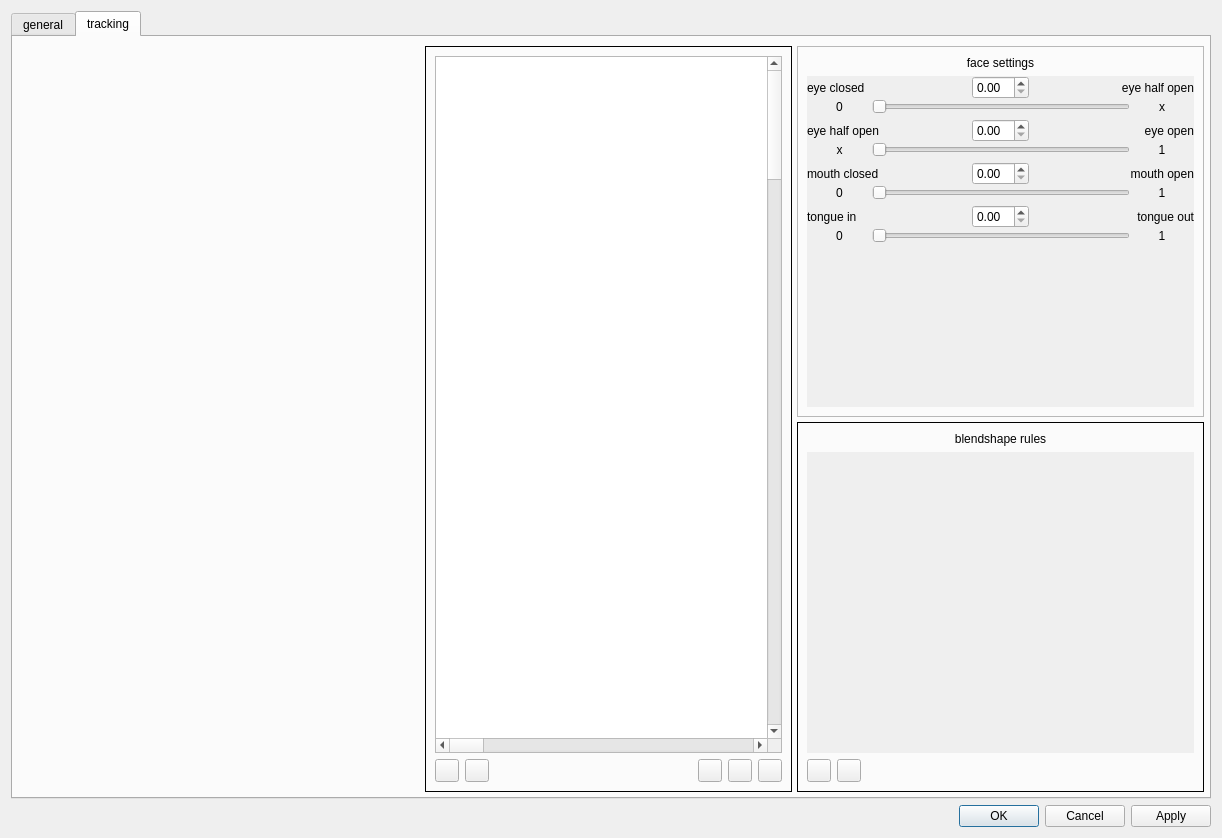
The window that src/ui/settings-dialog/FaceTrackerDialog.ui (ashmanix/ashmanix-moveface-obs-plugin) describes before a commit, drawn with Qt 5.
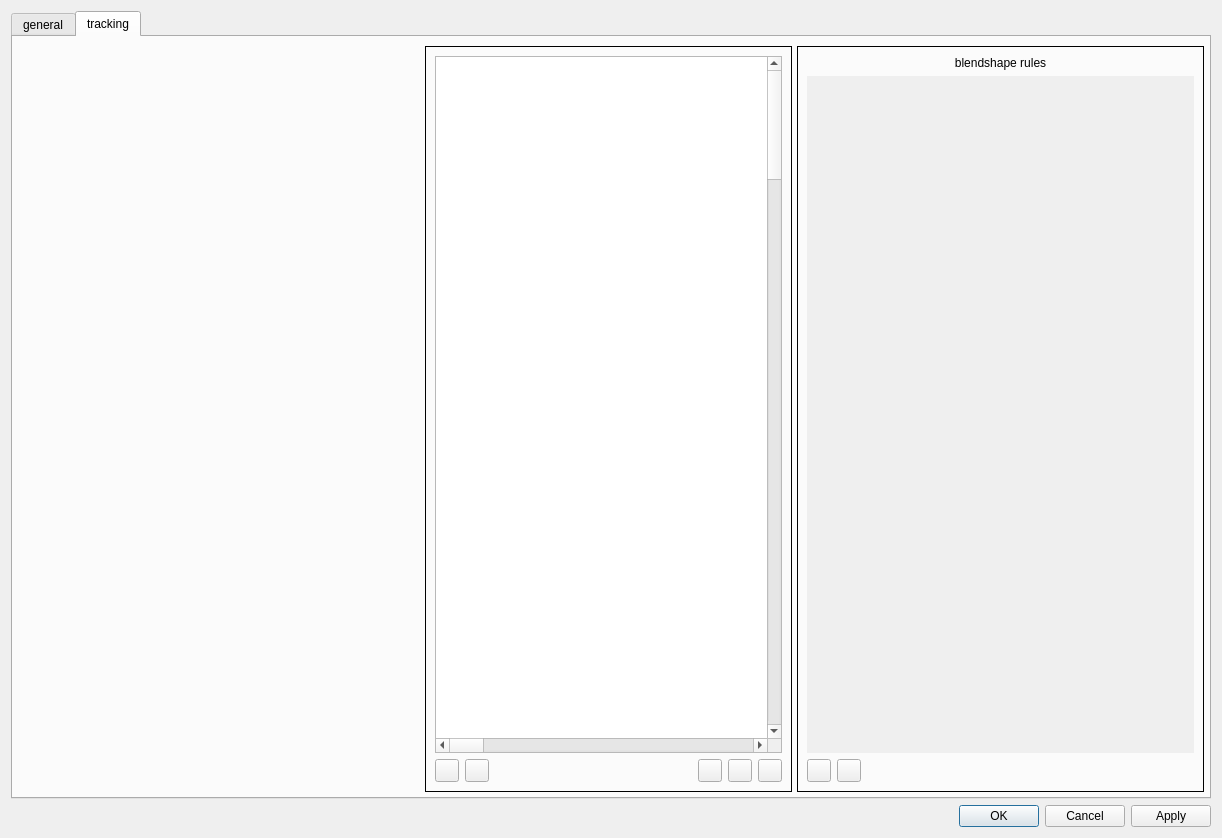
The same window after the commit. Custom widgets are drawn as their Qt base class.

Commit message: Face settings now a separate widget

```diff
--- a/src/ui/settings-dialog/FaceTrackerDialog.ui
+++ b/src/ui/settings-dialog/FaceTrackerDialog.ui
@@ -470,7 +470,7 @@
              </widget>
             </item>
             <item>
-             <layout class="QVBoxLayout" name="settingsVerticalLayout" stretch="1,1">
+             <layout class="QVBoxLayout" name="settingsVerticalLayout" stretch="1">
               <property name="spacing">
                <number>5</number>
               </property>
@@ -483,410 +483,6 @@
               <property name="bottomMargin">
                <number>0</number>
               </property>
-              <item>
-               <widget class="QFrame" name="faceSettingsFrame">
-                <property name="minimumSize">
-                 <size>
-                  <width>0</width>
-                  <height>0</height>
-                 </size>
-                </property>
-                <property name="frameShape">
-                 <enum>QFrame::StyledPanel</enum>
-                </property>
-                <property name="frameShadow">
-                 <enum>QFrame::Raised</enum>
-                </property>
-                <layout class="QVBoxLayout" name="verticalLayout_9">
-                 <item>
-                  <widget class="QLabel" name="faceSettingsLabel">
-                   <property name="text">
-                    <string>face settings</string>
-                   </property>
-                   <property name="alignment">
-                    <set>Qt::AlignCenter</set>
-                   </property>
-                  </widget>
-                 </item>
-                 <item>
-                  <widget class="QScrollArea" name="faceSettingsScrollArea">
-                   <property name="frameShape">
-                    <enum>QFrame::NoFrame</enum>
-                   </property>
-                   <property name="frameShadow">
-                    <enum>QFrame::Plain</enum>
-                   </property>
-                   <property name="widgetResizable">
-                    <bool>true</bool>
-                   </property>
-                   <widget class="QWidget" name="scrollAreaWidgetContents_2">
-                    <property name="geometry">
-                     <rect>
-                      <x>0</x>
-                      <y>0</y>
-                      <width>371</width>
-                      <height>309</height>
-                     </rect>
-                    </property>
-                    <layout class="QVBoxLayout" name="verticalLayout_11" stretch="0,0,0,0,0,0,0,0,0,0,0,0">
-                     <property name="spacing">
-                      <number>0</number>
-                     </property>
-                     <property name="leftMargin">
-                      <number>0</number>
-                     </property>
-                     <property name="topMargin">
-                      <number>0</number>
-                     </property>
-                     <property name="rightMargin">
-                      <number>0</number>
-                     </property>
-                     <property name="bottomMargin">
-                      <number>0</number>
-                     </property>
-                     <item>
-                      <layout class="QHBoxLayout" name="horizontalLayout_12" stretch="1,1,1">
-                       <item>
-                        <widget class="QLabel" name="label_10">
-                         <property name="text">
-                          <string>eye closed</string>
-                         </property>
-                         <property name="alignment">
-                          <set>Qt::AlignLeading|Qt::AlignLeft|Qt::AlignVCenter</set>
-                         </property>
-                        </widget>
-                       </item>
-                       <item>
-                        <widget class="QDoubleSpinBox" name="doubleSpinBox">
-                         <property name="sizePolicy">
-                          <sizepolicy hsizetype="Fixed" vsizetype="Fixed">
-                           <horstretch>0</horstretch>
-                           <verstretch>0</verstretch>
-                          </sizepolicy>
-                         </property>
-                        </widget>
-                       </item>
-                       <item>
-                        <widget class="QLabel" name="eyeHalfOpenControlLabel">
-                         <property name="text">
-                          <string>eye half open</string>
-                         </property>
-                         <property name="alignment">
-                          <set>Qt::AlignRight|Qt::AlignTrailing|Qt::AlignVCenter</set>
-                         </property>
-                        </widget>
-                       </item>
-                      </layout>
-                     </item>
-                     <item>
-                      <layout class="QHBoxLayout" name="horizontalLayout_16" stretch="2,8,2">
-                       <property name="topMargin">
-                        <number>0</number>
-                       </property>
-                       <item>
-                        <widget class="QLabel" name="eyeHalfOpenMinLabel">
-                         <property name="text">
-                          <string>0</string>
-                         </property>
-                         <property name="alignment">
-                          <set>Qt::AlignCenter</set>
-                         </property>
-                        </widget>
-                       </item>
-                       <item>
-                        <widget class="QSlider" name="horizontalSlider">
-                         <property name="orientation">
-                          <enum>Qt::Horizontal</enum>
-                         </property>
-                        </widget>
-                       </item>
-                       <item>
-                        <widget class="QLabel" name="eyeHalfOpenMaxLabel">
-                         <property name="text">
-                          <string>x</string>
-                         </property>
-                         <property name="alignment">
-                          <set>Qt::AlignCenter</set>
-                         </property>
-                        </widget>
-                       </item>
-                      </layout>
-                     </item>
-                     <item>
-                      <spacer name="verticalSpacer_3">
-                       <property name="orientation">
-                        <enum>Qt::Vertical</enum>
-                       </property>
-                       <property name="sizeType">
-                        <enum>QSizePolicy::Fixed</enum>
-                       </property>
-                       <property name="sizeHint" stdset="0">
-                        <size>
-                         <width>20</width>
-                         <height>5</height>
-                        </size>
-                       </property>
-                      </spacer>
-                     </item>
-                     <item>
-                      <layout class="QHBoxLayout" name="horizontalLayout_13" stretch="1,1,1">
-                       <property name="topMargin">
-                        <number>0</number>
-                       </property>
-                       <item>
-                        <widget class="QLabel" name="label_4">
-                         <property name="text">
-                          <string>eye half open</string>
-                         </property>
-                         <property name="alignment">
-                          <set>Qt::AlignLeading|Qt::AlignLeft|Qt::AlignVCenter</set>
-                         </property>
-                        </widget>
-                       </item>
-                       <item>
-                        <widget class="QDoubleSpinBox" name="doubleSpinBox_2">
-                         <property name="sizePolicy">
-                          <sizepolicy hsizetype="Fixed" vsizetype="Fixed">
-                           <horstretch>0</horstretch>
-                           <verstretch>0</verstretch>
-                          </sizepolicy>
-                         </property>
-                        </widget>
-                       </item>
-                       <item>
-                        <widget class="QLabel" name="eyeOpenControlLabel">
-                         <property name="text">
-                          <string>eye open</string>
-                         </property>
-                         <property name="alignment">
-                          <set>Qt::AlignRight|Qt::AlignTrailing|Qt::AlignVCenter</set>
-                         </property>
-                        </widget>
-                       </item>
-                      </layout>
-                     </item>
-                     <item>
-                      <layout class="QHBoxLayout" name="horizontalLayout_17" stretch="2,8,2">
-                       <property name="topMargin">
-                        <number>0</number>
-                       </property>
-                       <item>
-                        <widget class="QLabel" name="eyeOpenMinLabel">
-                         <property name="text">
-                          <string>x</string>
-                         </property>
-                         <property name="alignment">
-                          <set>Qt::AlignCenter</set>
-                         </property>
-                        </widget>
-                       </item>
-                       <item>
-                        <widget class="QSlider" name="horizontalSlider_2">
-                         <property name="orientation">
-                          <enum>Qt::Horizontal</enum>
-                         </property>
-                        </widget>
-                       </item>
-                       <item>
-                        <widget class="QLabel" name="eyeOpenMaxLabel">
-                         <property name="text">
-                          <string>1</string>
-                         </property>
-                         <property name="alignment">
-                          <set>Qt::AlignCenter</set>
-                         </property>
-                        </widget>
-                       </item>
-                      </layout>
-                     </item>
-                     <item>
-                      <spacer name="verticalSpacer_4">
-                       <property name="orientation">
-                        <enum>Qt::Vertical</enum>
-                       </property>
-                       <property name="sizeType">
-                        <enum>QSizePolicy::Fixed</enum>
-                       </property>
-                       <property name="sizeHint" stdset="0">
-                        <size>
-                         <width>20</width>
-                         <height>5</height>
-                        </size>
-                       </property>
-                      </spacer>
-                     </item>
-                     <item>
-                      <layout class="QHBoxLayout" name="horizontalLayout_14" stretch="2,8,2">
-                       <item>
-                        <widget class="QLabel" name="label_6">
-                         <property name="text">
-                          <string>mouth closed</string>
-                         </property>
-                         <property name="alignment">
-                          <set>Qt::AlignLeading|Qt::AlignLeft|Qt::AlignVCenter</set>
-                         </property>
-                        </widget>
-                       </item>
-                       <item>
-                        <widget class="QDoubleSpinBox" name="doubleSpinBox_3">
-                         <property name="sizePolicy">
-                          <sizepolicy hsizetype="Fixed" vsizetype="Fixed">
-                           <horstretch>0</horstretch>
-                           <verstretch>0</verstretch>
-                          </sizepolicy>
-                         </property>
-                        </widget>
-                       </item>
-                       <item>
-                        <widget class="QLabel" name="mouthOpenControlLabel">
-                         <property name="text">
-                          <string>mouth open</string>
-                         </property>
-                         <property name="alignment">
-                          <set>Qt::AlignRight|Qt::AlignTrailing|Qt::AlignVCenter</set>
-                         </property>
-                        </widget>
-                       </item>
-                      </layout>
-                     </item>
-                     <item>
-                      <layout class="QHBoxLayout" name="horizontalLayout_11" stretch="2,8,2">
-                       <property name="topMargin">
-                        <number>0</number>
-                       </property>
-                       <item>
-                        <widget class="QLabel" name="label_2">
-                         <property name="text">
-                          <string>0</string>
-                         </property>
-                         <property name="alignment">
-                          <set>Qt::AlignCenter</set>
-                         </property>
-                        </widget>
-                       </item>
-                       <item>
-                        <widget class="QSlider" name="horizontalSlider_3">
-                         <property name="orientation">
-                          <enum>Qt::Horizontal</enum>
-                         </property>
-                        </widget>
-                       </item>
-                       <item>
-                        <widget class="QLabel" name="label_3">
-                         <property name="text">
-                          <string>1</string>
-                         </property>
-                         <property name="alignment">
-                          <set>Qt::AlignCenter</set>
-                         </property>
-                        </widget>
-                       </item>
-                      </layout>
-                     </item>
-                     <item>
-                      <spacer name="verticalSpacer_5">
-                       <property name="orientation">
-                        <enum>Qt::Vertical</enum>
-                       </property>
-                       <property name="sizeType">
-                        <enum>QSizePolicy::Fixed</enum>
-                       </property>
-                       <property name="sizeHint" stdset="0">
-                        <size>
-                         <width>20</width>
-                         <height>5</height>
-                        </size>
-                       </property>
-                      </spacer>
-                     </item>
-                     <item>
-                      <layout class="QHBoxLayout" name="horizontalLayout_15" stretch="1,1,1">
-                       <item>
-                        <widget class="QLabel" name="label">
-                         <property name="text">
-                          <string>tongue in</string>
-                         </property>
-                        </widget>
-                       </item>
-                       <item>
-                        <widget class="QDoubleSpinBox" name="doubleSpinBox_4">
-                         <property name="sizePolicy">
-                          <sizepolicy hsizetype="Fixed" vsizetype="Fixed">
-                           <horstretch>0</horstretch>
-                           <verstretch>0</verstretch>
-                          </sizepolicy>
-                         </property>
-                        </widget>
-                       </item>
-                       <item>
-                        <widget class="QLabel" name="label_9">
-                         <property name="text">
-                          <string>tongue out</string>
-                         </property>
-                         <property name="alignment">
-                          <set>Qt::AlignRight|Qt::AlignTrailing|Qt::AlignVCenter</set>
-                         </property>
-                        </widget>
-                       </item>
-                      </layout>
-                     </item>
-                     <item>
-                      <layout class="QHBoxLayout" name="horizontalLayout_19" stretch="2,8,2">
-                       <property name="topMargin">
-                        <number>0</number>
-                       </property>
-                       <item>
-                        <widget class="QLabel" name="label_7">
-                         <property name="text">
-                          <string>0</string>
-                         </property>
-                         <property name="alignment">
-                          <set>Qt::AlignCenter</set>
-                         </property>
-                        </widget>
-                       </item>
-                       <item>
-                        <widget class="QSlider" name="horizontalSlider_4">
-                         <property name="orientation">
-                          <enum>Qt::Horizontal</enum>
-                         </property>
-                        </widget>
-                       </item>
-                       <item>
-                        <widget class="QLabel" name="label_8">
-                         <property name="text">
-                          <string>1</string>
-                         </property>
-                         <property name="alignment">
-                          <set>Qt::AlignCenter</set>
-                         </property>
-                        </widget>
-                       </item>
-                      </layout>
-                     </item>
-                     <item>
-                      <spacer name="verticalSpacer_2">
-                       <property name="orientation">
-                        <enum>Qt::Vertical</enum>
-                       </property>
-                       <property name="sizeType">
-                        <enum>QSizePolicy::MinimumExpanding</enum>
-                       </property>
-                       <property name="sizeHint" stdset="0">
-                        <size>
-                         <width>20</width>
-                         <height>5</height>
-                        </size>
-                       </property>
-                      </spacer>
-                     </item>
-                    </layout>
-                   </widget>
-                  </widget>
-                 </item>
-                </layout>
-               </widget>
-              </item>
               <item>
                <widget class="QFrame" name="blenshapeRulesFrame">
                 <property name="minimumSize">
@@ -929,7 +525,7 @@
                       <x>0</x>
                       <y>0</y>
                       <width>371</width>
-                      <height>270</height>
+                      <height>634</height>
                      </rect>
                     </property>
                     <layout class="QVBoxLayout" name="verticalLayout_13"/>
```
The commit also changes 13 other files.
